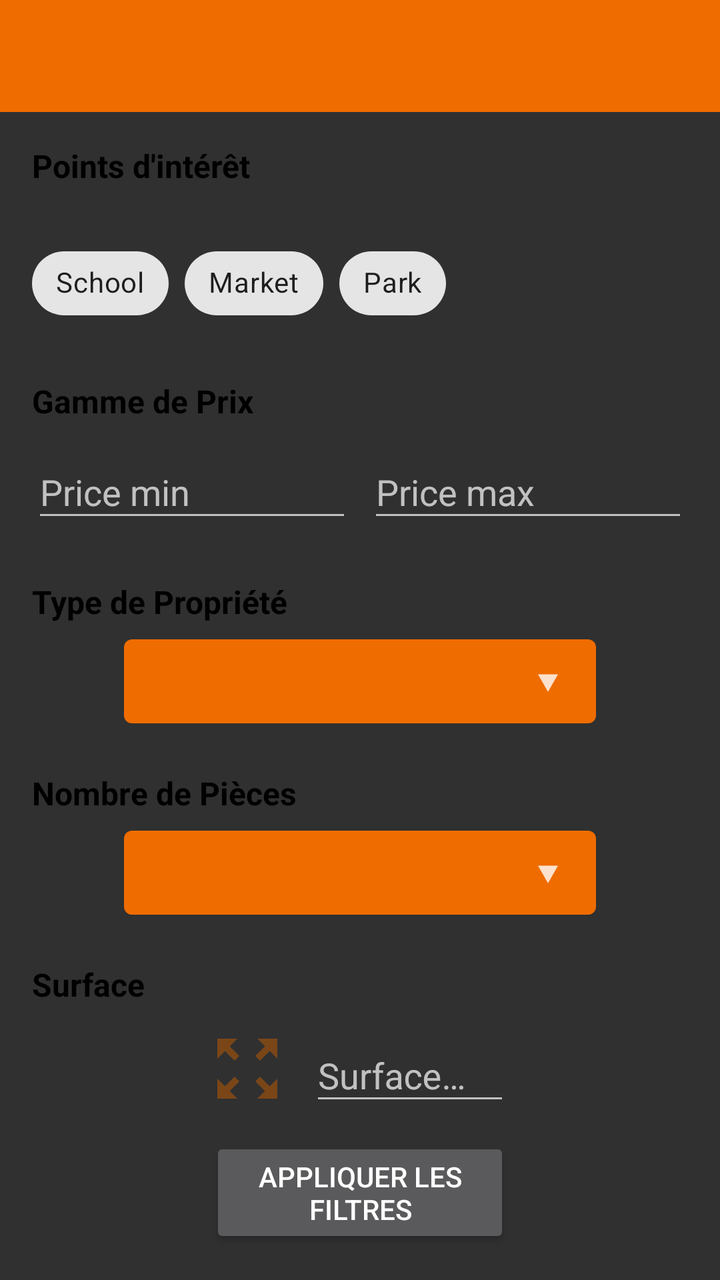
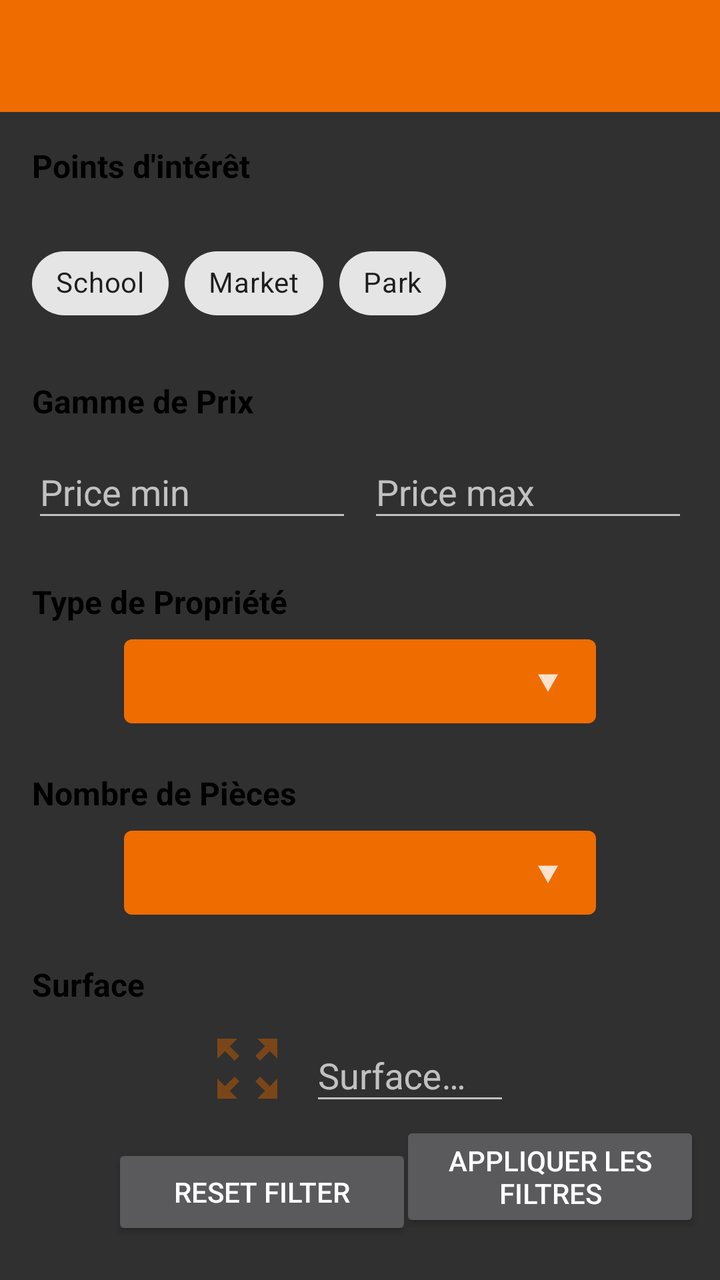

Two renders of the same Android screen: before a commit and after it. Below are the layout's source before the change and the commit's diff.
<!-- AndroidManifest.xml: application theme AppTheme -->
<!-- res/layout/map_fragment_filter.xml -->
<?xml version="1.0" encoding="utf-8"?>
<androidx.drawerlayout.widget.DrawerLayout
    xmlns:android="http://schemas.android.com/apk/res/android"
    xmlns:app="http://schemas.android.com/apk/res-auto"
    xmlns:tools="http://schemas.android.com/tools"
    android:id="@+id/drawer_layout_filter"
    android:layout_width="match_parent"
    android:layout_height="match_parent"
    tools:openDrawer="start">

    <androidx.constraintlayout.widget.ConstraintLayout
        android:layout_width="match_parent"
        android:layout_height="match_parent">

        <include
            android:id="@+id/list_toolbar"
            layout="@layout/activity_list_toolbar"
            android:layout_width="match_parent"
            android:layout_height="wrap_content"
            app:layout_constraintTop_toTopOf="parent"
            app:layout_constraintStart_toStartOf="parent"
            app:layout_constraintEnd_toEndOf="parent" />

        <androidx.core.widget.NestedScrollView
            android:id="@+id/scrollViewFilterContent"
            android:layout_width="match_parent"
            android:layout_height="0dp"
            android:fillViewport="true"
            app:layout_constraintTop_toBottomOf="@id/list_toolbar"
            app:layout_constraintBottom_toTopOf="@id/buttonSendFilter"
            app:layout_constraintStart_toStartOf="parent"
            app:layout_constraintEnd_toEndOf="parent">

            <LinearLayout
                android:layout_width="match_parent"
                android:layout_height="wrap_content"
                android:orientation="vertical"
                android:padding="16dp">

                <TextView
                    android:layout_width="wrap_content"
                    android:layout_height="wrap_content"
                    android:text="@string/points_of_interest_title"
                    android:textSize="16sp"
                    android:textStyle="bold"
                    android:layout_marginBottom="8dp"
                    android:textColor="@color/black"/>

                <com.google.android.material.chip.ChipGroup
                    android:id="@+id/chipGroupFilter"
                    android:layout_width="match_parent" android:layout_height="wrap_content"
                    android:layout_marginTop="16dp" app:chipSpacingHorizontal="8dp" app:singleSelection="false">

                    <com.google.android.material.chip.Chip
                        android:id="@+id/chipSchoolFilter"
                        android:layout_width="wrap_content"
                        android:layout_height="wrap_content"
                        android:checkable="true"
                        android:text="School"
                        android:theme="@style/Theme.MaterialComponents.Light" />

                    <com.google.android.material.chip.Chip
                        android:id="@+id/chipMarketFilter"
                        android:layout_width="wrap_content"
                        android:layout_height="wrap_content"
                        android:checkable="true"
                        android:text="Market"
                        android:theme="@style/Theme.MaterialComponents.Light" />

                    <com.google.android.material.chip.Chip
                        android:id="@+id/chipParkFilter"
                        android:layout_width="wrap_content"
                        android:layout_height="wrap_content"
                        android:checkable="true"
                        android:text="Park"
                        android:theme="@style/Theme.MaterialComponents.Light" />
                </com.google.android.material.chip.ChipGroup>

                <TextView
                    android:layout_width="wrap_content"
                    android:layout_height="wrap_content"
                    android:text="@string/price_range_title"
                    android:textSize="16sp"
                    android:textStyle="bold"
                    android:layout_marginTop="24dp"
                    android:layout_marginBottom="8dp"
                    android:textColor="@color/black"/>

                <LinearLayout
                    android:layout_width="match_parent"
                    android:layout_height="wrap_content"
                    android:orientation="horizontal"
                    android:gravity="center">

                    <com.google.android.material.textfield.TextInputLayout
                        android:layout_width="0dp"
                        android:layout_height="wrap_content"
                        android:layout_weight="1"
                        android:layout_marginEnd="8dp"
                        app:boxBackgroundColor="@android:color/transparent"
                        app:boxBackgroundMode="outline"
                        app:boxCornerRadiusBottomEnd="10dp"
                        app:boxCornerRadiusBottomStart="10dp"
                        app:boxCornerRadiusTopEnd="10dp"
                        app:boxCornerRadiusTopStart="10dp">

                        <com.google.android.material.textfield.TextInputEditText
                            android:id="@+id/price_min"
                            android:layout_width="match_parent"
                            android:layout_height="wrap_content"
                            android:hint="@string/price_min"
                            android:inputType="numberDecimal"
                            android:textColor="@color/black" />

                    </com.google.android.material.textfield.TextInputLayout>

                    <com.google.android.material.textfield.TextInputLayout
                        android:layout_width="0dp"
                        android:layout_height="wrap_content"
                        android:layout_weight="1"
                        app:boxBackgroundColor="@android:color/transparent"
                        app:boxBackgroundMode="outline"
                        app:boxCornerRadiusBottomEnd="10dp"
                        app:boxCornerRadiusBottomStart="10dp"
                        app:boxCornerRadiusTopEnd="10dp"
                        app:boxCornerRadiusTopStart="10dp">

                        <com.google.android.material.textfield.TextInputEditText
                            android:id="@+id/price_max"
                            android:layout_width="match_parent"
                            android:layout_height="wrap_content"
                            android:hint="@string/price_max"
                            android:inputType="numberDecimal"
                            android:textColor="@color/black" />

                    </com.google.android.material.textfield.TextInputLayout>
                </LinearLayout>

                <TextView
                    android:layout_width="wrap_content"
                    android:layout_height="wrap_content"
                    android:text="@string/property_type_title"
                    android:textSize="16sp"
                    android:textStyle="bold"
                    android:layout_marginTop="24dp"
                    android:layout_marginBottom="8dp"
                    android:textColor="@color/black"/>

                <LinearLayout
                    android:layout_width="match_parent"
                    android:layout_height="wrap_content"
                    android:orientation="horizontal"
                    android:gravity="center">

                    <Spinner
                        android:id="@+id/spinner_filter_type"
                        android:layout_width="236dp"
                        android:layout_height="42dp"
                        android:spinnerMode="dialog"
                        android:background="@drawable/bg_spinner_type"
                        tools:listitem="@android:layout/simple_spinner_item" />
                </LinearLayout>

                <TextView
                    android:layout_width="wrap_content"
                    android:layout_height="wrap_content"
                    android:text="@string/number_of_rooms_title"
                    android:textSize="16sp"
                    android:textStyle="bold"
                    android:layout_marginTop="24dp"
                    android:layout_marginBottom="8dp"
                    android:textColor="@color/black"/>

                <LinearLayout
                    android:id="@+id/layout_number_pieces"
                    android:layout_width="match_parent"
                    android:layout_height="wrap_content"
                    android:gravity="center"
                    android:orientation="horizontal">

                    <Spinner
                        android:id="@+id/spinner_filter_number_pieces"
                        android:layout_width="236dp"
                        android:layout_height="42dp"
                        android:spinnerMode="dialog"
                        android:background="@drawable/bg_spinner_type"
                        tools:listitem="@android:layout/simple_spinner_item" />
                </LinearLayout>

                <TextView
                    android:layout_width="wrap_content"
                    android:layout_height="wrap_content"
                    android:text="@string/surface_area_title"
                    android:textSize="16sp"
                    android:textStyle="bold"
                    android:layout_marginTop="24dp"
                    android:layout_marginBottom="8dp"
                    android:textColor="@color/black"/>

                <LinearLayout
                    android:id="@+id/layout_filter_surface"
                    android:layout_width="match_parent"
                    android:layout_height="wrap_content"
                    android:gravity="center"
                    android:orientation="horizontal">

                    <ImageView
                        android:id="@+id/icon_surface"
                        android:layout_width="47dp"
                        android:layout_height="40dp"
                        android:layout_gravity="center"
                        android:layout_marginEnd="8dp"
                        android:src="@drawable/ic_surface"
                        android:contentDescription="@string/surface_icon_desc" />

                    <com.google.android.material.textfield.TextInputLayout
                        android:layout_width="100dp"
                        android:layout_height="wrap_content"
                        android:layout_marginEnd="5dp"
                        app:boxBackgroundColor="@android:color/transparent"
                        app:boxBackgroundMode="outline"
                        app:boxCornerRadiusBottomEnd="10dp"
                        app:boxCornerRadiusBottomStart="10dp"
                        app:boxCornerRadiusTopEnd="10dp"
                        app:boxCornerRadiusTopStart="10dp">

                        <com.google.android.material.textfield.TextInputEditText
                            android:id="@+id/surface_filter"
                            android:layout_width="match_parent"
                            android:layout_height="wrap_content"
                            android:hint="@string/Surface_min"
                            android:inputType="numberDecimal"
                            android:textColor="@color/black" />

                    </com.google.android.material.textfield.TextInputLayout>
                </LinearLayout>
            </LinearLayout>
        </androidx.core.widget.NestedScrollView>

        <Button
            android:id="@+id/buttonSendFilter"
            android:layout_width="150dp"
            android:layout_height="wrap_content"
            android:layout_marginStart="16dp"
            android:layout_marginEnd="16dp"
            android:layout_marginBottom="16dp"
            android:text="@string/send_filter_button"
            app:layout_constraintBottom_toBottomOf="parent"
            app:layout_constraintEnd_toEndOf="parent"
            app:layout_constraintStart_toStartOf="parent" />

    </androidx.constraintlayout.widget.ConstraintLayout>

    <com.google.android.material.navigation.NavigationView
        android:id="@+id/nav_view_filter"
        android:layout_width="wrap_content"
        android:layout_height="match_parent"
        android:layout_gravity="start"
        app:layout_constraintStart_toStartOf="parent"
        app:menu="@menu/navigation_menu" />

</androidx.drawerlayout.widget.DrawerLayout>
<!-- res/layout/activity_list_toolbar.xml (included above) -->
<?xml version="1.0" encoding="utf-8"?>
<androidx.coordinatorlayout.widget.CoordinatorLayout xmlns:android="http://schemas.android.com/apk/res/android"
    xmlns:app="http://schemas.android.com/apk/res-auto"
    xmlns:tools="http://schemas.android.com/tools"
    android:layout_width="match_parent"
    android:layout_height="match_parent"
    tools:context=".fragment.list.AppartmentFragment">

    <com.google.android.material.appbar.AppBarLayout
        android:layout_width="match_parent"
        android:layout_height="wrap_content"
        android:theme="@style/Theme.RealEstate.AppBarOverlay">

        <androidx.appcompat.widget.Toolbar
            android:id="@+id/toolbar_appartment_fragment"
            android:layout_width="match_parent"
            android:layout_height="?attr/actionBarSize"
            android:background="?attr/colorPrimary"
            android:elevation="4dp"
            app:popupTheme="@style/Theme.RealEstate.PopupOverlay" />

    </com.google.android.material.appbar.AppBarLayout>

</androidx.coordinatorlayout.widget.CoordinatorLayout>
<!-- resources referenced by this layout -->
<resources>
  <color name="black">#FF000000</color>
  <!-- drawable bg_spinner_type (drawable) -->
  <?xml version="1.0" encoding="utf-8"?>
  <selector xmlns:android="http://schemas.android.com/apk/res/android">
  
      <item>
          <layer-list>
              <item>
                  <shape android:shape="rectangle">
                      <solid android:color="@color/orange_main"/>
                      <padding android:right="12dp"
                          android:left="12dp"/>
                      <corners android:radius="4dp"/>
                  </shape>
              </item>
  
              <item android:drawable="@drawable/ic_down_spinner"
                  android:gravity="end"/>
  
  
          </layer-list>
      </item>
  
  </selector>
  <!-- drawable ic_surface (drawable-anydpi) -->
  <vector xmlns:android="http://schemas.android.com/apk/res/android"
      android:width="24dp"
      android:height="24dp"
      android:viewportWidth="24"
      android:viewportHeight="24"
      android:tint="#8C4B11"
      android:alpha="0.8">
    <path
        android:fillColor="@android:color/white"
        android:pathData="M15,3l2.3,2.3l-2.89,2.87l1.42,1.42L18.7,6.7L21,9V3H15zM3,9l2.3,-2.3l2.87,2.89l1.42,-1.42L6.7,5.3L9,3H3V9zM9,21l-2.3,-2.3l2.89,-2.87l-1.42,-1.42L5.3,17.3L3,15v6H9zM21,15l-2.3,2.3l-2.87,-2.89l-1.42,1.42l2.89,2.87L15,21h6V15z"/>
  </vector>
  <string name="Surface_min">Surface Min</string>
  <string name="number_of_rooms_title">Nombre de Pièces</string>
  <string name="points_of_interest_title">Points d\'intérêt</string>
  <string name="price_max"> Price max </string>
  <string name="price_min"> Price min </string>
  <string name="price_range_title">Gamme de Prix</string>
  <string name="property_type_title">Type de Propriété</string>
  <string name="send_filter_button">Appliquer les Filtres</string>
  <string name="surface_area_title">Surface</string>
  <string name="surface_icon_desc">Icône de surface</string>
  <style name="Theme.RealEstate.AppBarOverlay" parent="ThemeOverlay.AppCompat.Dark.ActionBar" />
  <style name="Theme.RealEstate.PopupOverlay" parent="ThemeOverlay.AppCompat.Light" />
  <style name="AppTheme" parent="Theme.AppCompat.NoActionBar">
          
          <item name="colorPrimary">@color/orange_main</item>
          <item name="colorPrimaryDark">@color/orange_principal</item>
          <item name="colorAccent">@color/colorAccent</item>
      </style>
  <color name="orange_main">#EF6C00</color>
  <!-- drawable ic_down_spinner (drawable-anydpi) -->
  <vector xmlns:android="http://schemas.android.com/apk/res/android"
      android:width="24dp"
      android:height="24dp"
      android:viewportWidth="24"
      android:viewportHeight="24"
      android:tint="#FFFFFF"
      android:alpha="0.8">
    <path
        android:fillColor="@android:color/white"
        android:pathData="M7,10l5,5 5,-5z"/>
  </vector>
  <color name="orange_principal">#E65100</color>
  <color name="colorAccent">#FF4081</color>
</resources>

<!-- the commit's change to res/layout/map_fragment_filter.xml (unified diff, before → after) -->
@@ -241,12 +241,21 @@
             android:id="@+id/buttonSendFilter"
             android:layout_width="150dp"
             android:layout_height="wrap_content"
-            android:layout_marginStart="16dp"
             android:layout_marginEnd="16dp"
-            android:layout_marginBottom="16dp"
+            android:layout_marginBottom="24dp"
             android:text="@string/send_filter_button"
             app:layout_constraintBottom_toBottomOf="parent"
             app:layout_constraintEnd_toEndOf="parent"
+            app:layout_constraintStart_toEndOf="@+id/buttonResetFilter" />
+
+        <Button
+            android:id="@+id/buttonResetFilter"
+            android:layout_width="150dp"
+            android:layout_height="wrap_content"
+            android:layout_marginStart="56dp"
+            android:layout_marginBottom="20dp"
+            android:text="@string/Reset_Filter"
+            app:layout_constraintBottom_toBottomOf="parent"
             app:layout_constraintStart_toStartOf="parent" />
 
     </androidx.constraintlayout.widget.ConstraintLayout>
@@ -257,7 +266,9 @@
         android:layout_height="match_parent"
         android:layout_gravity="start"
         app:layout_constraintStart_toStartOf="parent"
-        app:menu="@menu/navigation_menu" />
+        app:menu="@menu/navigation_menu" >
+
+    </com.google.android.material.navigation.NavigationView>
 
 </androidx.drawerlayout.widget.DrawerLayout>
 <!-- res/layout/activity_list_toolbar.xml (included above) -->
<!-- resource entries referenced after the edit -->
@@ -36,6 +36,7 @@
         android:fillColor="@android:color/white"
         android:pathData="M15,3l2.3,2.3l-2.89,2.87l1.42,1.42L18.7,6.7L21,9V3H15zM3,9l2.3,-2.3l2.87,2.89l1.42,-1.42L6.7,5.3L9,3H3V9zM9,21l-2.3,-2.3l2.89,-2.87l-1.42,-1.42L5.3,17.3L3,15v6H9zM21,15l-2.3,2.3l-2.87,-2.89l-1.42,1.42l2.89,2.87L15,21h6V15z"/>
   </vector>
+  <string name="Reset_Filter"> Reset Filter </string>
   <string name="Surface_min">Surface Min</string>
   <string name="number_of_rooms_title">Nombre de Pièces</string>
   <string name="points_of_interest_title">Points d\'intérêt</string>
